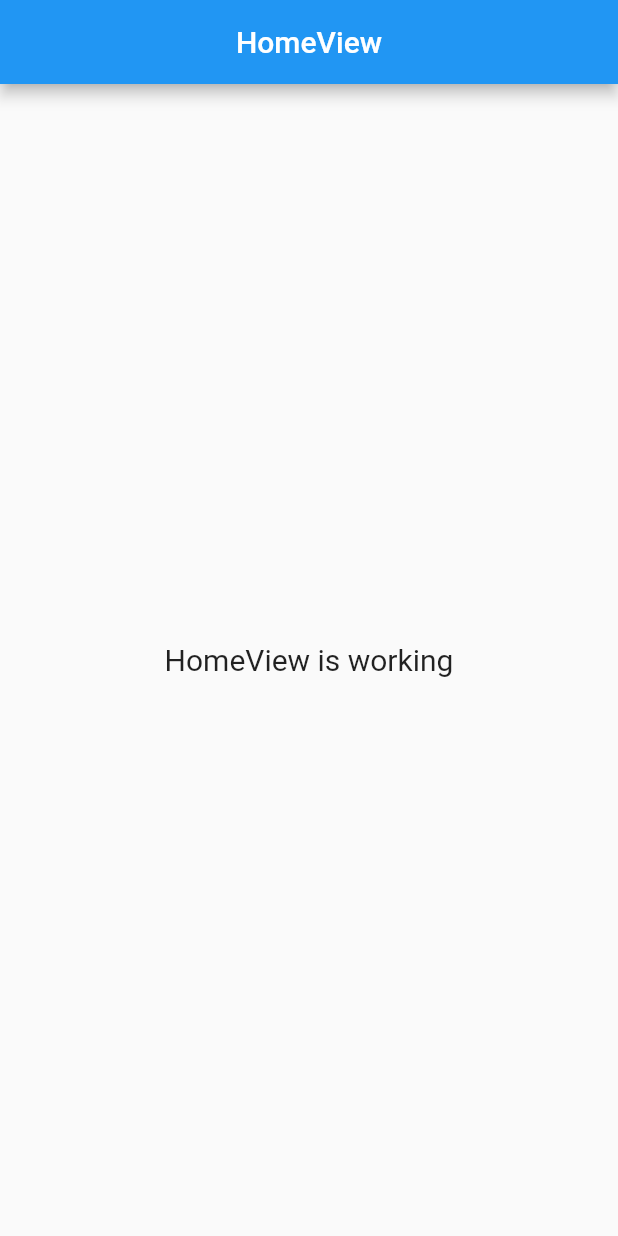
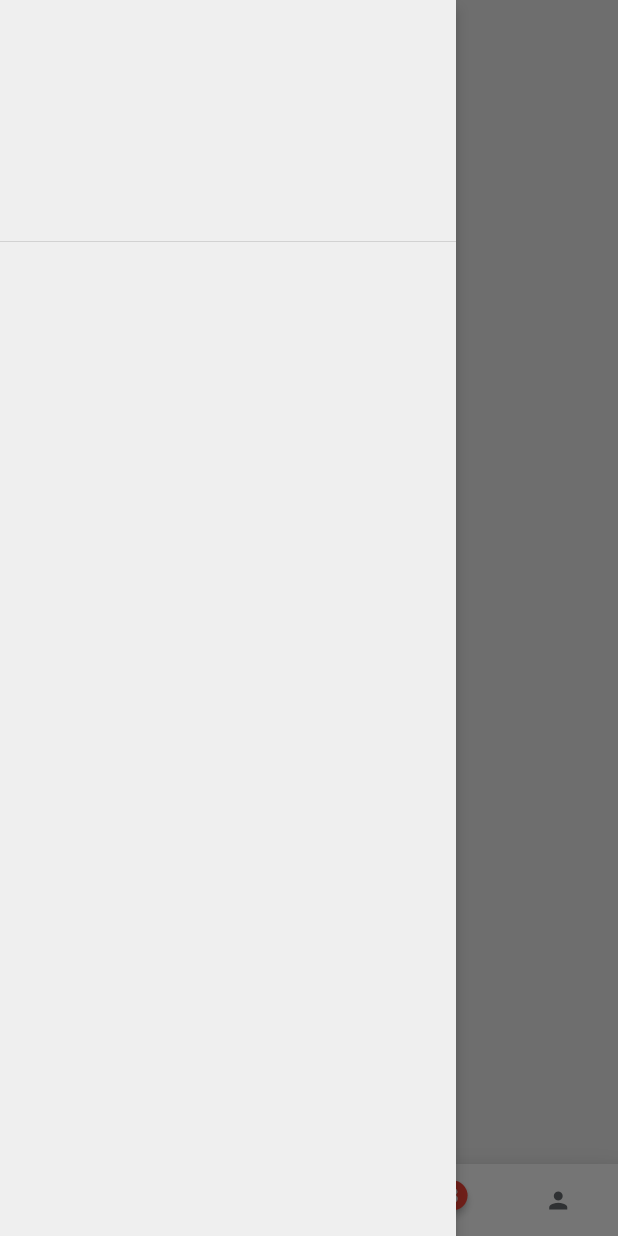
Before and after one commit to widehorizons/SchoolEveryWhere2, a Flutter app: the screen it shows after launch, with the side drawer open (before the commit the screen has no drawer), on a phone screen of 412 x 824 dp. Run offline on Flutter 3.47's test engine with Material 2 defaults, Android fonts, the phone set to English and light mode, and no system bars; drawn by our look-alikes of badges; our stand-ins replace get.

Commit message:
base folder Structure

```diff
--- /dev/null
+++ b/lib/app/config/theme/theme.dart
@@ -0,0 +1,71 @@
+// ignore_for_file: constant_identifier_names, prefer_const_constructors
+
+import 'package:flutter/material.dart';
+
+class AppColors {
+  static const primaryColor = Color(0xff003564);
+  static const primaryDarkColor = Color(0xFFE13939);
+  static const primaryTypoColor = Color(0xFF172126);
+  static const secondaryTypoColor = Color(0xFF676B6F);
+
+  static const scaffoldBackgroundColor = Color(0xFFEFEFEF);
+  static const disabled = Color(0xFFF28383);
+
+  static const confirmed = Color(0xFF00AF54);
+
+  static const cyan = Color(0xFF30B5B0);
+  static const orange = Color(0XFFFFBD73);
+  static const yellow = Color(0XFFFEEBC8);
+  static const green = Color(0XFF2BC261);
+  static const redDark = Color(0XFFDE1F26);
+  static const redLight = Color(0XFFFF4348);
+  static const stock = Color(0XFFF1F1F1);
+
+  static const black = Color(0xFF000000);
+  static const gray1 = Color(0xFFF4F5F9);
+  static const gray2 = Color(0xFFE0E0E0);
+  static const grayBackground = Color(0xFFE5E5E5);
+  static const grayBackgroundLight = Color(0xFFF6F8FC);
+  static const shimmerBaseColor = Color.fromARGB(255, 189, 189, 189);
+  static const shimmerHighlightColor = Color.fromARGB(255, 201, 200, 200);
+  static const white = Color.fromRGBO(255, 255, 255, 1.0);
+
+  static const cyanGradientStart = Color(0xFF30B5B0);
+  static const cyanGradientEnd = Color(0xFF00EBE2);
+
+  static const redGradientStart = redDark;
+  static const redGradientEnd = Color(0xFFF29432);
+  static const vatHint = Color(0xFFC59150);
+  static const couponColor = Color(0xFFFEC65E);
+}
+
+ThemeData appLightTheme = ThemeData(
+    primaryColor: AppColors.primaryColor,
+    scaffoldBackgroundColor: AppColors.scaffoldBackgroundColor,
+    bottomNavigationBarTheme: const BottomNavigationBarThemeData(
+      type: BottomNavigationBarType.fixed,
+      elevation: 20,
+      selectedItemColor: AppColors.primaryColor,
+      unselectedItemColor: Colors.grey,
+    ),
+    appBarTheme: AppBarTheme(
+      backgroundColor: AppColors.primaryColor,
+      elevation: 0,
+      titleTextStyle: const TextStyle(
+          fontSize: 18, color: Colors.white, fontWeight: FontWeight.w600),
+      iconTheme: IconThemeData(
+        color: AppColors.white,
+      ),
+      centerTitle: true,
+    ),
+    iconTheme: IconThemeData(
+      color: AppColors.primaryTypoColor,
+      size: 18,
+    ),
+    cardTheme: CardTheme(
+      shape: RoundedRectangleBorder(
+        borderRadius: BorderRadius.circular(8.0),
+      ),
+    ));
+
+ThemeData appDarkTheme = appLightTheme.copyWith(brightness: Brightness.dark);
--- a/lib/app/modules/chat_rooms/views/chat_rooms_view.dart
+++ b/lib/app/modules/chat_rooms/views/chat_rooms_view.dart
@@ -2,6 +2,7 @@ import 'package:flutter/material.dart';
 
 import 'package:get/get.dart';
 
+import '../../../widgets/custom_drawer.dart';
 import '../controllers/chat_rooms_controller.dart';
 
 class ChatRoomsView extends GetView<ChatRoomsController> {
@@ -9,11 +10,12 @@ class ChatRoomsView extends GetView<ChatRoomsController> {
   @override
   Widget build(BuildContext context) {
     return Scaffold(
+      drawer: const CustomDrawer(),
       appBar: AppBar(
         title: const Text('ChatRoomsView'),
         centerTitle: true,
       ),
-      body: Center(
+      body: const Center(
         child: Text(
           'ChatRoomsView is working',
           style: TextStyle(fontSize: 20),
--- a/lib/app/modules/home/controllers/home_controller.dart
+++ b/lib/app/modules/home/controllers/home_controller.dart
@@ -1,23 +1,28 @@
+import 'package:flutter/material.dart';
 import 'package:get/get.dart';
+import 'package:school_every_where_v2/app/modules/chat_rooms/views/chat_rooms_view.dart';
+import 'package:school_every_where_v2/app/modules/menu/views/menu_view.dart';
+import 'package:school_every_where_v2/app/modules/notifications/views/notifications_view.dart';
+import 'package:school_every_where_v2/app/modules/profile/views/profile_view.dart';
 
 class HomeController extends GetxController {
-  //TODO: Implement HomeController
+  final int? activeIndex = Get.arguments;
+  final screens = const <Widget>[
+    MenuView(),
+    ChatRoomsView(),
+    NotificationsView(),
+    ProfileView()
+  ];
 
-  final count = 0.obs;
+  final index = 0.obs;
+
   @override
   void onInit() {
+    index.value = activeIndex ?? 0;
     super.onInit();
   }
 
-  @override
-  void onReady() {
-    super.onReady();
+  void changeIndex(int ind) {
+    index.value = ind;
   }
-
-  @override
-  void onClose() {
-    super.onClose();
-  }
-
-  void increment() => count.value++;
 }
--- a/lib/app/modules/home/views/home_view.dart
+++ b/lib/app/modules/home/views/home_view.dart
@@ -1,22 +1,96 @@
+import 'package:badges/badges.dart';
 import 'package:flutter/material.dart';
 
 import 'package:get/get.dart';
+import 'package:school_every_where_v2/app/widgets/custom_drawer.dart';
 
+import '../../../config/theme/theme.dart';
 import '../controllers/home_controller.dart';
 
 class HomeView extends GetView<HomeController> {
   const HomeView({Key? key}) : super(key: key);
+
   @override
   Widget build(BuildContext context) {
     return Scaffold(
-      appBar: AppBar(
-        title: const Text('HomeView'),
-        centerTitle: true,
-      ),
-      body: Center(
-        child: Text(
-          'HomeView is working',
-          style: TextStyle(fontSize: 20),
+      drawer: const CustomDrawer(),
+      floatingActionButton: FloatingActionButton(
+          backgroundColor: AppColors.redDark,
+          onPressed: () {},
+          child: const Icon(
+            Icons.power_settings_new,
+            color: AppColors.white,
+          )),
+      floatingActionButtonLocation: FloatingActionButtonLocation.centerDocked,
+      body: Obx(() => controller.screens[controller.index.value]),
+      bottomNavigationBar: Obx(
+        () => BottomAppBar(
+          shape: const CircularNotchedRectangle(),
+          child:
+              Row(mainAxisAlignment: MainAxisAlignment.spaceAround, children: [
+            Padding(
+              padding: const EdgeInsets.symmetric(horizontal: 10),
+              child: IconButton(
+                icon: Icon(
+                  Icons.maps_home_work_rounded,
+                  color: (controller.index.value == 0)
+                      ? AppColors.primaryColor
+                      : AppColors.secondaryTypoColor,
+                ),
+                onPressed: () => controller.changeIndex(0),
+              ),
+            ),
+            Padding(
+              padding: const EdgeInsets.symmetric(horizontal: 10),
+              child: IconButton(
+                icon: Icon(
+                  Icons.chat,
+                  color: controller.index.value == 1
+                      ? AppColors.primaryColor
+                      : AppColors.secondaryTypoColor,
+                ),
+                onPressed: () => controller.changeIndex(1),
+              ),
+            ),
+            SizedBox(
+              width: context.width * 0.2,
+            ),
+            Padding(
+              padding: const EdgeInsets.symmetric(horizontal: 10),
+              child: IconButton(
+                icon: Badge(
+                  animationType: BadgeAnimationType.slide,
+                  badgeContent: Padding(
+                    padding: const EdgeInsets.all(1.0),
+                    child: Text(
+                      "3",
+                      style: context.textTheme.button!
+                          .copyWith(color: AppColors.white),
+                    ),
+                  ),
+                  child: Icon(
+                    Icons.notifications,
+                    color: controller.index.value == 2
+                        ? AppColors.primaryColor
+                        : AppColors.secondaryTypoColor,
+                  ),
+                ),
+                onPressed: () => controller.changeIndex(2),
+              ),
+            ),
+            Padding(
+              padding: const EdgeInsets.symmetric(horizontal: 10),
+              child: IconButton(
+                icon: Icon(
+                  Icons.person,
+                  color: controller.index.value == 3
+                      ? AppColors.primaryColor
+                      : AppColors.secondaryTypoColor,
+                ),
+                onPressed: () => controller.changeIndex(3),
+              ),
+            ),
+          ]),
         ),
       ),
     );
--- a/lib/app/modules/menu/views/menu_view.dart
+++ b/lib/app/modules/menu/views/menu_view.dart
@@ -1,7 +1,9 @@
 import 'package:flutter/material.dart';
 
 import 'package:get/get.dart';
+import 'package:school_every_where_v2/app/config/theme/theme.dart';
 
+import '../../../widgets/custom_drawer.dart';
 import '../controllers/menu_controller.dart';
 
 class MenuView extends GetView<MenuController> {
@@ -10,10 +12,11 @@ class MenuView extends GetView<MenuController> {
   Widget build(BuildContext context) {
     return Scaffold(
       appBar: AppBar(
-        title: const Text('MenuView'),
-        centerTitle: true,
+        backgroundColor: AppColors.scaffoldBackgroundColor,
+        iconTheme: const IconThemeData(color: AppColors.black),
       ),
-      body: Center(
+      drawer: const CustomDrawer(),
+      body: const Center(
         child: Text(
           'MenuView is working',
           style: TextStyle(fontSize: 20),
--- a/lib/app/modules/notifications/views/notifications_view.dart
+++ b/lib/app/modules/notifications/views/notifications_view.dart
@@ -2,6 +2,7 @@ import 'package:flutter/material.dart';
 
 import 'package:get/get.dart';
 
+import '../../../widgets/custom_drawer.dart';
 import '../controllers/notifications_controller.dart';
 
 class NotificationsView extends GetView<NotificationsController> {
@@ -9,6 +10,7 @@ class NotificationsView extends GetView<NotificationsController> {
   @override
   Widget build(BuildContext context) {
     return Scaffold(
+      drawer: CustomDrawer(),
       appBar: AppBar(
         title: const Text('NotificationsView'),
         centerTitle: true,
--- a/lib/app/modules/profile/views/profile_view.dart
+++ b/lib/app/modules/profile/views/profile_view.dart
@@ -2,6 +2,7 @@ import 'package:flutter/material.dart';
 
 import 'package:get/get.dart';
 
+import '../../../widgets/custom_drawer.dart';
 import '../controllers/profile_controller.dart';
 
 class ProfileView extends GetView<ProfileController> {
@@ -9,11 +10,12 @@ class ProfileView extends GetView<ProfileController> {
   @override
   Widget build(BuildContext context) {
     return Scaffold(
+      drawer: const CustomDrawer(),
       appBar: AppBar(
         title: const Text('ProfileView'),
         centerTitle: true,
       ),
-      body: Center(
+      body: const Center(
         child: Text(
           'ProfileView is working',
           style: TextStyle(fontSize: 20),
--- /dev/null
+++ b/lib/app/widgets/custom_drawer.dart
@@ -0,0 +1,37 @@
+import 'package:flutter/material.dart';
+
+import '../config/theme/theme.dart';
+
+class CustomDrawer extends StatelessWidget {
+  const CustomDrawer({
+    Key? key,
+  }) : super(key: key);
+
+  @override
+  Widget build(BuildContext context) {
+    return Drawer(
+      elevation: 4.0,
+      backgroundColor: AppColors.scaffoldBackgroundColor,
+      child: ListView(
+        physics: const NeverScrollableScrollPhysics(),
+        children: <Widget>[
+          DrawerHeader(
+            child: Row(
+              mainAxisAlignment: MainAxisAlignment.start,
+              children: const [],
+            ),
+          ),
+
+          // ListTile(
+          //   leading: const Icon(Icons.logout),
+          //   title: const Text('Log Out'),
+          //   onTap: () {
+          //     Prefs.clear();
+          //     Get.offAllNamed(Routes.AUTH);
+          //   },
+          // ),
+        ],
+      ),
+    );
+  }
+}
--- a/lib/main.dart
+++ b/lib/main.dart
@@ -1,6 +1,7 @@
 import 'package:flutter/material.dart';
 
 import 'package:get/get.dart';
+import 'package:school_every_where_v2/app/config/theme/theme.dart';
 
 import 'app/routes/app_pages.dart';
 
@@ -10,6 +11,8 @@ void main() {
       title: "Application",
       initialRoute: AppPages.INITIAL,
       getPages: AppPages.routes,
+      theme: appLightTheme,
+      darkTheme: appDarkTheme,
     ),
   );
 }
--- a/pubspec.yaml
+++ b/pubspec.yaml
@@ -10,6 +10,8 @@ dependencies:
   get: 4.6.5
   flutter:
     sdk: flutter
+  flutter_svg: ^1.1.5
+  badges: ^2.0.3
 
 dev_dependencies:
   flutter_lints: ^2.0.0
```
Also changed, not shown: pubspec.lock.
